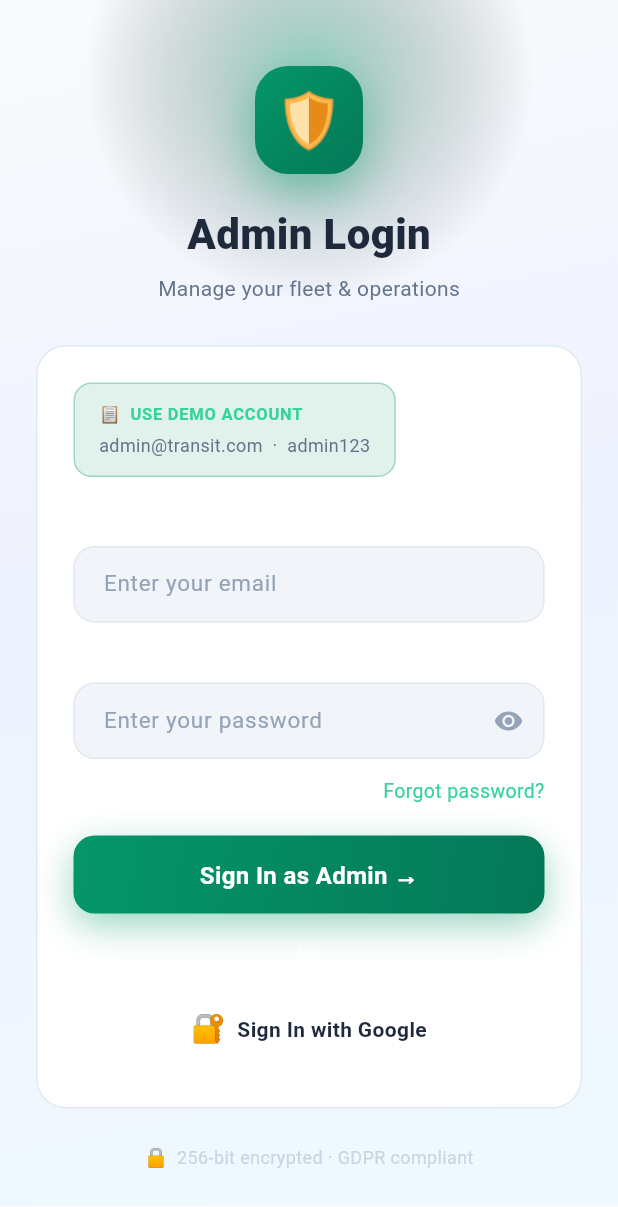
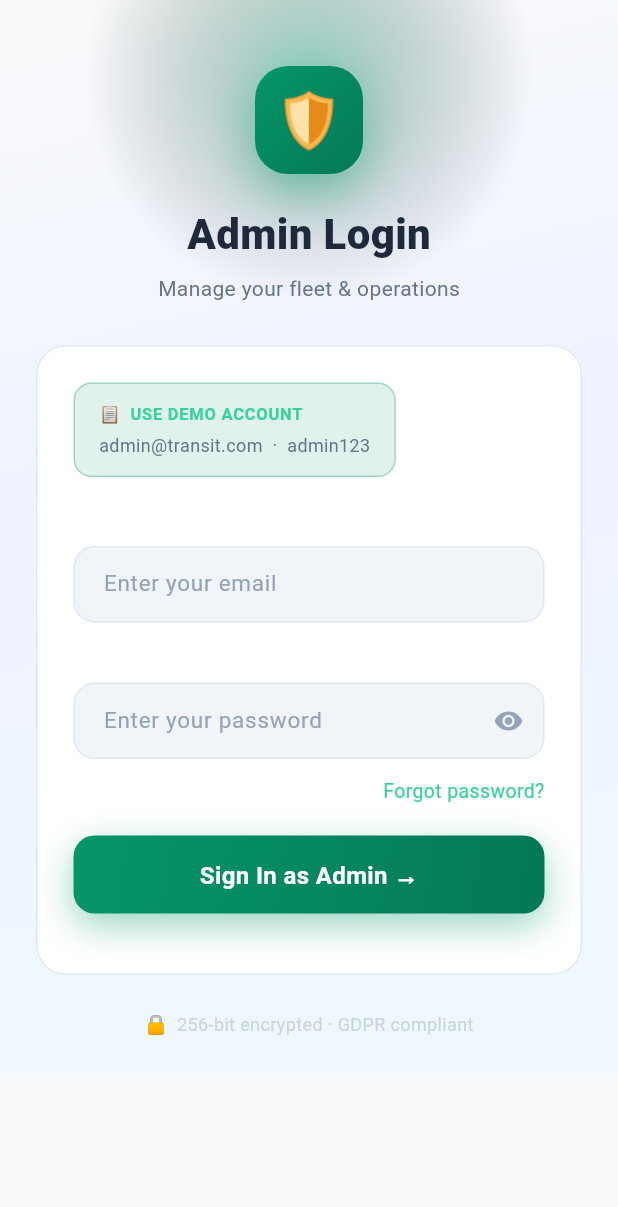
Before and after one commit to Noorulain-Shahid/transit_admin, a Flutter app: the screen it shows after launch, on a phone screen of 412 x 824 dp. Shown: the top 1207 px of the screen. Run offline on Flutter 3.47's test engine with Material 3 defaults, Android fonts, the light colour scheme and no system bars; our stand-ins replace firebase_auth, firebase_core, go_router, google_sign_in, image_picker, shared_preferences; accounts and stored records are empty.

Commit message:
Remove Google sign-in functionality from login screen; streamline UI

```diff
--- a/lib/screens/login_screen.dart
+++ b/lib/screens/login_screen.dart
@@ -40,34 +40,6 @@ class _LoginScreenState extends State<LoginScreen> {
         if (mounted) context.go('/admin');
       }
     });
-  }
-
-  Future<void> _signInWithGoogle() async {
-    setState(() {
-      _error = '';
-      _loading = true;
-    });
-    try {
-      final success = await AuthService.instance.signInWithGoogle();
-      if (mounted) {
-        if (success) {
-          await AuthService.instance.saveRole('admin');
-          if (mounted) context.go('/admin');
-        } else {
-          setState(() {
-            _loading = false;
-            _error = 'Google sign-in was cancelled.';
-          });
-        }
-      }
-    } catch (e) {
-      if (mounted) {
-        setState(() {
-          _loading = false;
-          _error = 'Google sign-in failed: ${e.toString()}';
-        });
-      }
-    }
   }
 
   @override
@@ -178,10 +150,14 @@ class _LoginScreenState extends State<LoginScreen> {
                                 vertical: 12,
                               ),
                               decoration: BoxDecoration(
-                                color: AppTheme.adminEmerald.withValues(alpha: 0.12),
+                                color: AppTheme.adminEmerald.withValues(
+                                  alpha: 0.12,
+                                ),
                                 borderRadius: BorderRadius.circular(12),
                                 border: Border.all(
-                                  color: AppTheme.adminEmerald.withValues(alpha: 0.3),
+                                  color: AppTheme.adminEmerald.withValues(
+                                    alpha: 0.3,
+                                  ),
                                 ),
                               ),
                               child: Column(
@@ -313,81 +289,7 @@ class _LoginScreenState extends State<LoginScreen> {
                           ),
                           const SizedBox(height: 16),
 
-                          // Divider
-                          Row(
-                            children: [
-                              Expanded(
-                                child: Container(
-                                  height: 1,
-                                  color: Colors.white.withValues(alpha: 0.1),
-                                ),
-                              ),
-                              Padding(
-                                padding: const EdgeInsets.symmetric(horizontal: 12),
-                                child: Text(
-                                  'OR',
-                                  style: TextStyle(
-                                    color: Colors.white.withValues(alpha: 0.4),
-                                    fontSize: 12,
-                                    fontWeight: FontWeight.w600,
-                                  ),
-                                ),
-                              ),
-                              Expanded(
-                                child: Container(
-                                  height: 1,
-                                  color: Colors.white.withValues(alpha: 0.1),
-                                ),
-                              ),
-                            ],
-                          ),
-                          const SizedBox(height: 16),
-
-                          // Google Sign-In button
-                          GestureDetector(
-                            onTap: _loading ? null : _signInWithGoogle,
-                            child: Container(
-                              padding: const EdgeInsets.symmetric(vertical: 14),
-                              decoration: BoxDecoration(
-                                color: Colors.white.withValues(alpha: 0.08),
-                                borderRadius: BorderRadius.circular(12),
-                                border: Border.all(
-                                  color: Colors.white.withValues(alpha: 0.15),
-                                ),
-                              ),
-                              child: Row(
-                                mainAxisAlignment: MainAxisAlignment.center,
-                                children: [
-                                  if (!_loading)
-                                    Text(
-                                      '🔐',
-                                      style: TextStyle(fontSize: 18),
-                                    ),
-                                  if (!_loading) const SizedBox(width: 8),
-                                  if (_loading)
-                                    SizedBox(
-                                      width: 18,
-                                      height: 18,
-                                      child: CircularProgressIndicator(
-                                        strokeWidth: 2,
-                                        valueColor: AlwaysStoppedAnimation(
-                                          context.textPrimary,
-                                        ),
-                                      ),
-                                    ),
-                                  if (_loading) const SizedBox(width: 8),
-                                  Text(
-                                    _loading ? 'Signing in...' : 'Sign In with Google',
-                                    style: TextStyle(
-                                      color: context.textPrimary,
-                                      fontSize: 14,
-                                      fontWeight: FontWeight.w600,
-                                    ),
-                                  ),
-                                ],
-                              ),
-                            ),
-                          ),
+                          // (Google sign-in removed)
                         ],
                       ),
                     ),
@@ -395,10 +297,7 @@ class _LoginScreenState extends State<LoginScreen> {
                     Center(
                       child: Text(
                         '🔒  256-bit encrypted · GDPR compliant',
-                        style: TextStyle(
-                          color: context.textHint,
-                          fontSize: 12,
-                        ),
+                        style: TextStyle(color: context.textHint, fontSize: 12),
                       ),
                     ),
                     const SizedBox(height: 24),
```
